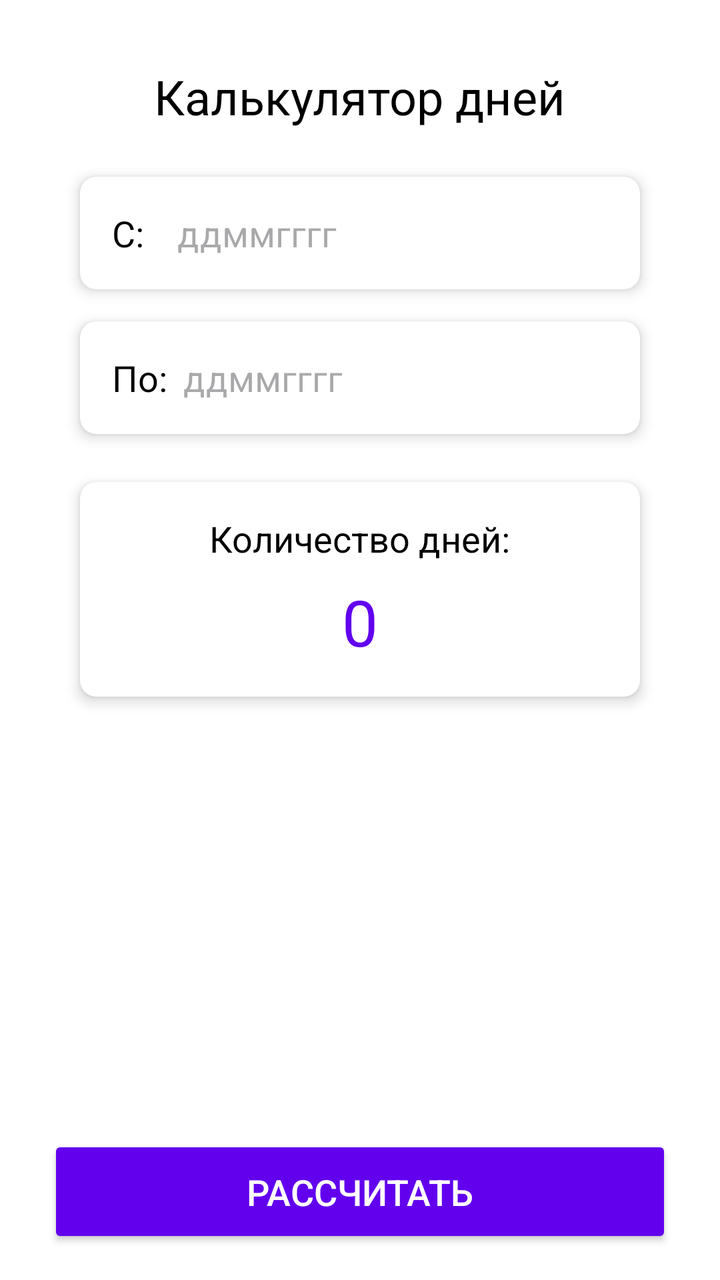
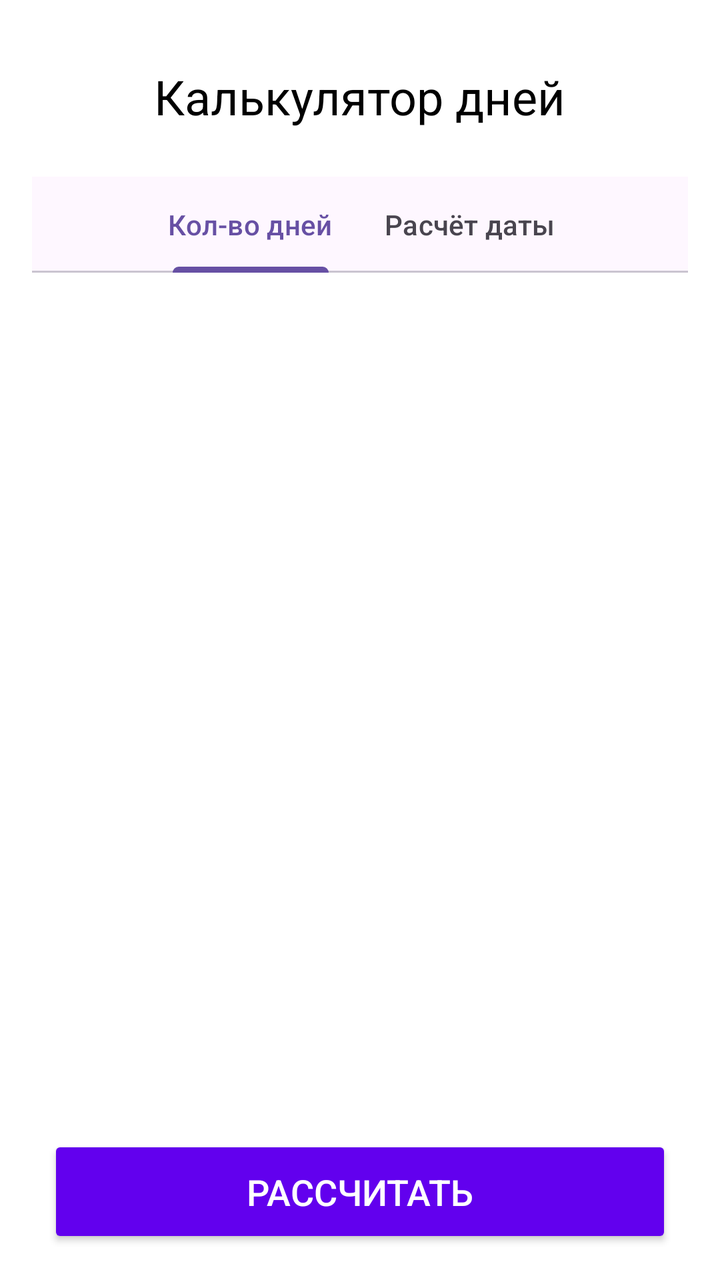

Two renders of the same Android screen: before a commit and after it. Below are the layout's source before the change and the commit's diff.
<!-- AndroidManifest.xml: activity theme Theme.Dategap -->
<!-- res/layout/activity_main.xml -->
<?xml version="1.0" encoding="utf-8"?>
<androidx.coordinatorlayout.widget.CoordinatorLayout
    xmlns:android="http://schemas.android.com/apk/res/android"
    xmlns:app="http://schemas.android.com/apk/res-auto"
    xmlns:tools="http://schemas.android.com/tools"
    android:layout_width="match_parent"
    android:layout_height="match_parent"
    android:fitsSystemWindows="true"
    tools:context=".MainActivity">

    <LinearLayout
        android:id="@+id/linearLayout"
        android:layout_width="match_parent"
        android:layout_height="match_parent"
        android:background="@color/white"
        android:orientation="vertical"
        android:padding="16dp"
        android:visibility="visible">

        

        <TextView
            android:id="@+id/title"
            android:layout_width="wrap_content"
            android:layout_height="wrap_content"
            android:layout_gravity="center_horizontal"
            android:layout_marginTop="16dp"
            android:layout_marginBottom="24dp"
            android:text="Калькулятор дней"
            android:textColor="@color/black"
            android:textSize="24sp" />

        

        <androidx.cardview.widget.CardView
            android:layout_width="match_parent"
            android:layout_height="wrap_content"
            android:layout_marginStart="24dp"
            android:layout_marginEnd="24dp"
            android:layout_marginBottom="16dp"
            app:cardBackgroundColor="@color/white"
            app:cardCornerRadius="8dp"
            app:cardElevation="4dp">

            <LinearLayout
                android:layout_width="match_parent"
                android:layout_height="wrap_content"
                android:orientation="horizontal"
                android:padding="16dp">

                <TextView
                    android:layout_width="wrap_content"
                    android:layout_height="wrap_content"
                    android:layout_gravity="center_vertical"
                    android:layout_marginEnd="8dp"
                    android:text="C:  "
                    android:textColor="@color/black"
                    android:textSize="18sp" />

                <EditText
                    android:id="@+id/edit_start_date"
                    android:layout_width="0dp"
                    android:layout_height="wrap_content"
                    android:layout_weight="1"
                    android:background="@null"
                    android:backgroundTint="@color/purple_500"
                    android:hint="ддммгггг"
                    android:inputType="number"
                    android:textSize="18sp" />
            </LinearLayout>
        </androidx.cardview.widget.CardView>

        
        <androidx.cardview.widget.CardView
            android:layout_width="match_parent"
            android:layout_height="wrap_content"
            android:layout_marginStart="24dp"
            android:layout_marginEnd="24dp"
            android:layout_marginBottom="24dp"
            app:cardBackgroundColor="@color/white"
            app:cardCornerRadius="8dp"
            app:cardElevation="4dp">

            <LinearLayout
                android:layout_width="match_parent"
                android:layout_height="wrap_content"
                android:orientation="horizontal"
                android:padding="16dp">

                <TextView
                    android:layout_width="wrap_content"
                    android:layout_height="wrap_content"
                    android:layout_gravity="center_vertical"
                    android:layout_marginEnd="8dp"
                    android:text="По:"
                    android:textColor="@color/black"
                    android:textSize="18sp" />

                <EditText
                    android:id="@+id/edit_end_date"
                    android:layout_width="0dp"
                    android:layout_height="wrap_content"
                    android:layout_weight="1"
                    android:background="@null"
                    android:backgroundTint="@color/purple_500"
                    android:hint="ддммгггг"
                    android:inputType="number"
                    android:textSize="18sp" />
            </LinearLayout>
        </androidx.cardview.widget.CardView>

        
        <androidx.cardview.widget.CardView
            android:layout_width="match_parent"
            android:layout_height="wrap_content"
            android:layout_marginStart="24dp"
            android:layout_marginEnd="24dp"
            android:layout_marginBottom="24dp"
            app:cardBackgroundColor="@color/white"
            app:cardCornerRadius="8dp"
            app:cardElevation="4dp">

            <LinearLayout
                android:layout_width="match_parent"
                android:layout_height="wrap_content"
                android:gravity="center"
                android:orientation="vertical"
                android:padding="16dp">

                
                <TextView
                    android:id="@+id/text_diff_day"
                    android:layout_width="wrap_content"
                    android:layout_height="wrap_content"
                    android:layout_marginBottom="8dp"
                    android:text="Количество дней:"
                    android:textColor="@color/black"
                    android:textSize="18sp" />

                
                <TextView
                    android:id="@+id/diff_day"
                    android:layout_width="wrap_content"
                    android:layout_height="wrap_content"
                    android:text="0"
                    android:textColor="@color/purple_500"
                    android:textSize="32sp" />
            </LinearLayout>

        </androidx.cardview.widget.CardView>

        

    </LinearLayout>

    <Button
        android:id="@+id/btn_calculate"
        android:layout_width="match_parent"
        android:layout_height="wrap_content"
        android:layout_gravity="end"
        android:layout_marginStart="24dp"
        android:layout_marginEnd="24dp"
        android:layout_marginBottom="16dp"
        android:backgroundTint="@color/purple_500"
        android:padding="16dp"
        android:text="Рассчитать"
        android:textColor="@color/white"
        android:textSize="18sp"
        app:layout_anchor="@+id/linearLayout"
        app:layout_anchorGravity="bottom|center" />

</androidx.coordinatorlayout.widget.CoordinatorLayout>
<!-- resources referenced by this layout -->
<resources>
  <color name="black">#FF000000</color>
  <color name="purple_500">#FF6200EE</color>
  <color name="white">#FFFFFFFF</color>
  <style name="Theme.Dategap" parent="android:Theme.Material.Light.NoActionBar" />
</resources>

<!-- the commit's change to res/layout/activity_main.xml (unified diff, before → after) -->
@@ -32,122 +32,33 @@
 
         
 
-        <androidx.cardview.widget.CardView
+        <com.google.android.material.tabs.TabLayout
+            android:id="@+id/tab_layout"
             android:layout_width="match_parent"
             android:layout_height="wrap_content"
-            android:layout_marginStart="24dp"
-            android:layout_marginEnd="24dp"
-            android:layout_marginBottom="16dp"
-            app:cardBackgroundColor="@color/white"
-            app:cardCornerRadius="8dp"
-            app:cardElevation="4dp">
+            android:layout_marginBottom="25px"
+            app:tabMode="auto">
 
-            <LinearLayout
-                android:layout_width="match_parent"
+            <com.google.android.material.tabs.TabItem
+                android:layout_width="wrap_content"
                 android:layout_height="wrap_content"
-                android:orientation="horizontal"
-                android:padding="16dp">
+                android:text="Кол-во дней" />
 
-                <TextView
-                    android:layout_width="wrap_content"
-                    android:layout_height="wrap_content"
-                    android:layout_gravity="center_vertical"
-                    android:layout_marginEnd="8dp"
-                    android:text="C:  "
-                    android:textColor="@color/black"
-                    android:textSize="18sp" />
+            <com.google.android.material.tabs.TabItem
+                android:layout_width="wrap_content"
+                android:layout_height="wrap_content"
+                android:text="Расчёт даты" />
 
-                <EditText
-                    android:id="@+id/edit_start_date"
-                    android:layout_width="0dp"
-                    android:layout_height="wrap_content"
-                    android:layout_weight="1"
-                    android:background="@null"
-                    android:backgroundTint="@color/purple_500"
-                    android:hint="ддммгггг"
-                    android:inputType="number"
-                    android:textSize="18sp" />
-            </LinearLayout>
-        </androidx.cardview.widget.CardView>
+        </com.google.android.material.tabs.TabLayout>
+
+        <androidx.viewpager2.widget.ViewPager2
+            android:id="@+id/view_pager"
+            android:layout_width="match_parent"
+            android:layout_height="wrap_content" />
 
         
-        <androidx.cardview.widget.CardView
-            android:layout_width="match_parent"
-            android:layout_height="wrap_content"
-            android:layout_marginStart="24dp"
-            android:layout_marginEnd="24dp"
-            android:layout_marginBottom="24dp"
-            app:cardBackgroundColor="@color/white"
-            app:cardCornerRadius="8dp"
-            app:cardElevation="4dp">
-
-            <LinearLayout
-                android:layout_width="match_parent"
-                android:layout_height="wrap_content"
-                android:orientation="horizontal"
-                android:padding="16dp">
-
-                <TextView
-                    android:layout_width="wrap_content"
-                    android:layout_height="wrap_content"
-                    android:layout_gravity="center_vertical"
-                    android:layout_marginEnd="8dp"
-                    android:text="По:"
-                    android:textColor="@color/black"
-                    android:textSize="18sp" />
-
-                <EditText
-                    android:id="@+id/edit_end_date"
-                    android:layout_width="0dp"
-                    android:layout_height="wrap_content"
-                    android:layout_weight="1"
-                    android:background="@null"
-                    android:backgroundTint="@color/purple_500"
-                    android:hint="ддммгггг"
-                    android:inputType="number"
-                    android:textSize="18sp" />
-            </LinearLayout>
-        </androidx.cardview.widget.CardView>
 
         
-        <androidx.cardview.widget.CardView
-            android:layout_width="match_parent"
-            android:layout_height="wrap_content"
-            android:layout_marginStart="24dp"
-            android:layout_marginEnd="24dp"
-            android:layout_marginBottom="24dp"
-            app:cardBackgroundColor="@color/white"
-            app:cardCornerRadius="8dp"
-            app:cardElevation="4dp">
-
-            <LinearLayout
-                android:layout_width="match_parent"
-                android:layout_height="wrap_content"
-                android:gravity="center"
-                android:orientation="vertical"
-                android:padding="16dp">
-
-                
-                <TextView
-                    android:id="@+id/text_diff_day"
-                    android:layout_width="wrap_content"
-                    android:layout_height="wrap_content"
-                    android:layout_marginBottom="8dp"
-                    android:text="Количество дней:"
-                    android:textColor="@color/black"
-                    android:textSize="18sp" />
-
-                
-                <TextView
-                    android:id="@+id/diff_day"
-                    android:layout_width="wrap_content"
-                    android:layout_height="wrap_content"
-                    android:text="0"
-                    android:textColor="@color/purple_500"
-                    android:textSize="32sp" />
-            </LinearLayout>
-
-        </androidx.cardview.widget.CardView>
 
         
 
